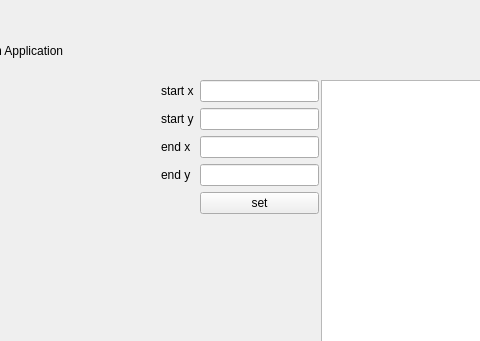
Above: qt_designer/main.ui from QUAFFquaff/Warehouse-Navigation-Application before the change; both pictures show x 559 to 1039 and y 0 to 341 of the 1296 by 796 pixel window. Below: the same form after it.
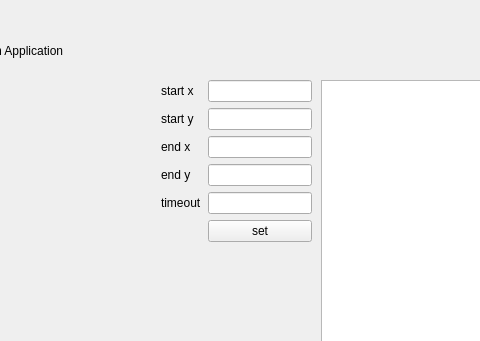
That is the form after the change.

```diff
--- a/qt_designer/main.ui
+++ b/qt_designer/main.ui
@@ -177,8 +177,8 @@
      <rect>
       <x>720</x>
       <y>80</y>
-      <width>158</width>
-      <height>154</height>
+      <width>151</width>
+      <height>201</height>
      </rect>
     </property>
     <layout class="QFormLayout" name="formLayout_2">
@@ -223,12 +223,25 @@
       <widget class="QLineEdit" name="lineEdit_end_y"/>
      </item>
      <item row="4" column="1">
+      <widget class="QLineEdit" name="lineEdit_timeout"/>
+     </item>
+     <item row="5" column="1">
       <widget class="QPushButton" name="pushButton_set_start_and_end_point">
        <property name="text">
         <string>set</string>
        </property>
       </widget>
      </item>
+     <item row="4" column="0">
+      <widget class="QLabel" name="label_timeout">
+       <property name="text">
+        <string>timeout</string>
+       </property>
+       <property name="wordWrap">
+        <bool>true</bool>
+       </property>
+      </widget>
+     </item>
     </layout>
    </widget>
    <widget class="QLabel" name="label_end_y_2">
```
